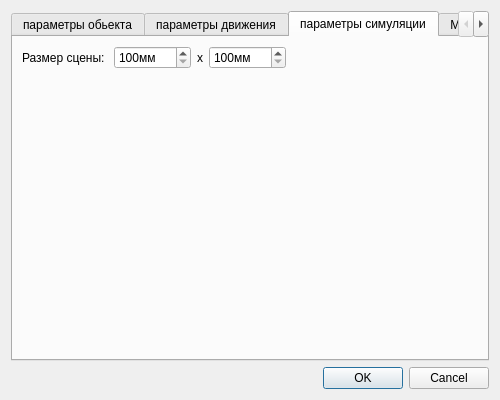
First picture: the form in modeloptionseditor.ui, repository MrBoriska/mars_debugger, before the edit.
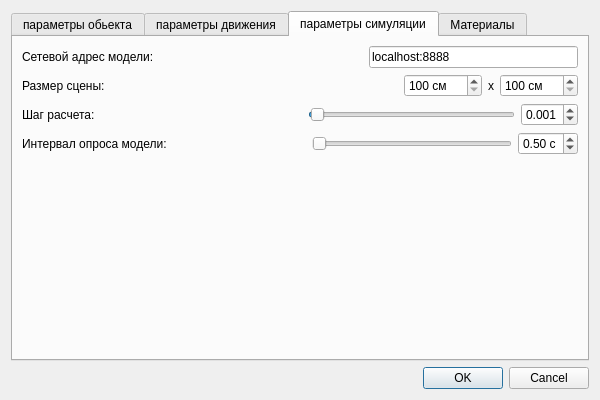
Second picture: the form after the edit. The open tabs and pages were chosen to show the change.

```diff
--- a/modeloptionseditor.ui
+++ b/modeloptionseditor.ui
@@ -6,7 +6,7 @@
    <rect>
     <x>0</x>
     <y>0</y>
-    <width>500</width>
+    <width>600</width>
     <height>400</height>
    </rect>
   </property>
@@ -289,6 +289,37 @@
        <string>параметры симуляции</string>
       </attribute>
       <layout class="QVBoxLayout" name="verticalLayout_3">
+       <item>
+        <layout class="QHBoxLayout" name="horizontalLayout_12">
+         <item>
+          <widget class="QLabel" name="label_16">
+           <property name="text">
+            <string>Сетевой адрес модели:</string>
+           </property>
+          </widget>
+         </item>
+         <item>
+          <spacer name="horizontalSpacer_9">
+           <property name="orientation">
+            <enum>Qt::Horizontal</enum>
+           </property>
+           <property name="sizeHint" stdset="0">
+            <size>
+             <width>40</width>
+             <height>20</height>
+            </size>
+           </property>
+          </spacer>
+         </item>
+         <item>
+          <widget class="QLineEdit" name="modelAddress">
+           <property name="text">
+            <string>localhost:8888</string>
+           </property>
+          </widget>
+         </item>
+        </layout>
+       </item>
        <item>
         <layout class="QHBoxLayout" name="horizontalLayout_3">
          <item>
@@ -298,10 +329,23 @@
            </property>
           </widget>
          </item>
+         <item>
+          <spacer name="horizontalSpacer_6">
+           <property name="orientation">
+            <enum>Qt::Horizontal</enum>
+           </property>
+           <property name="sizeHint" stdset="0">
+            <size>
+             <width>40</width>
+             <height>20</height>
+            </size>
+           </property>
+          </spacer>
+         </item>
          <item>
           <widget class="QSpinBox" name="sceneSize_w">
            <property name="suffix">
-            <string>мм</string>
+            <string> cм</string>
            </property>
            <property name="minimum">
             <number>100</number>
@@ -324,7 +368,7 @@
          <item>
           <widget class="QSpinBox" name="sceneSize_h">
            <property name="suffix">
-            <string>мм</string>
+            <string> cм</string>
            </property>
            <property name="minimum">
             <number>100</number>
@@ -337,8 +381,19 @@
            </property>
           </widget>
          </item>
+        </layout>
+       </item>
+       <item>
+        <layout class="QHBoxLayout" name="horizontalLayout_4">
          <item>
-          <spacer name="horizontalSpacer_6">
+          <widget class="QLabel" name="label_7">
+           <property name="text">
+            <string>Шаг расчета:</string>
+           </property>
+          </widget>
+         </item>
+         <item>
+          <spacer name="horizontalSpacer_7">
            <property name="orientation">
             <enum>Qt::Horizontal</enum>
            </property>
@@ -349,6 +404,97 @@
             </size>
            </property>
           </spacer>
+         </item>
+         <item>
+          <widget class="QSlider" name="step">
+           <property name="minimumSize">
+            <size>
+             <width>200</width>
+             <height>0</height>
+            </size>
+           </property>
+           <property name="maximum">
+            <number>1000</number>
+           </property>
+           <property name="value">
+            <number>10</number>
+           </property>
+           <property name="orientation">
+            <enum>Qt::Horizontal</enum>
+           </property>
+          </widget>
+         </item>
+         <item>
+          <widget class="QDoubleSpinBox" name="step_spin">
+           <property name="decimals">
+            <number>3</number>
+           </property>
+           <property name="maximum">
+            <double>1.000000000000000</double>
+           </property>
+           <property name="singleStep">
+            <double>0.010000000000000</double>
+           </property>
+           <property name="value">
+            <double>0.001000000000000</double>
+           </property>
+          </widget>
+         </item>
+        </layout>
+       </item>
+       <item>
+        <layout class="QHBoxLayout" name="horizontalLayout_6">
+         <item>
+          <widget class="QLabel" name="label_10">
+           <property name="text">
+            <string>Интервал опроса модели:</string>
+           </property>
+          </widget>
+         </item>
+         <item>
+          <spacer name="horizontalSpacer_8">
+           <property name="orientation">
+            <enum>Qt::Horizontal</enum>
+           </property>
+           <property name="sizeHint" stdset="0">
+            <size>
+             <width>40</width>
+             <height>20</height>
+            </size>
+           </property>
+          </spacer>
+         </item>
+         <item>
+          <widget class="QSlider" name="interval">
+           <property name="minimumSize">
+            <size>
+             <width>200</width>
+             <height>0</height>
+            </size>
+           </property>
+           <property name="maximum">
+            <number>1000</number>
+           </property>
+           <property name="orientation">
+            <enum>Qt::Horizontal</enum>
+           </property>
+          </widget>
+         </item>
+         <item>
+          <widget class="QDoubleSpinBox" name="interval_spin">
+           <property name="suffix">
+            <string> с</string>
+           </property>
+           <property name="maximum">
+            <double>1.000000000000000</double>
+           </property>
+           <property name="singleStep">
+            <double>0.100000000000000</double>
+           </property>
+           <property name="value">
+            <double>0.500000000000000</double>
+           </property>
+          </widget>
          </item>
         </layout>
        </item>
```
Left out of the diff: 160 changed lines with no effect on the pictures.
